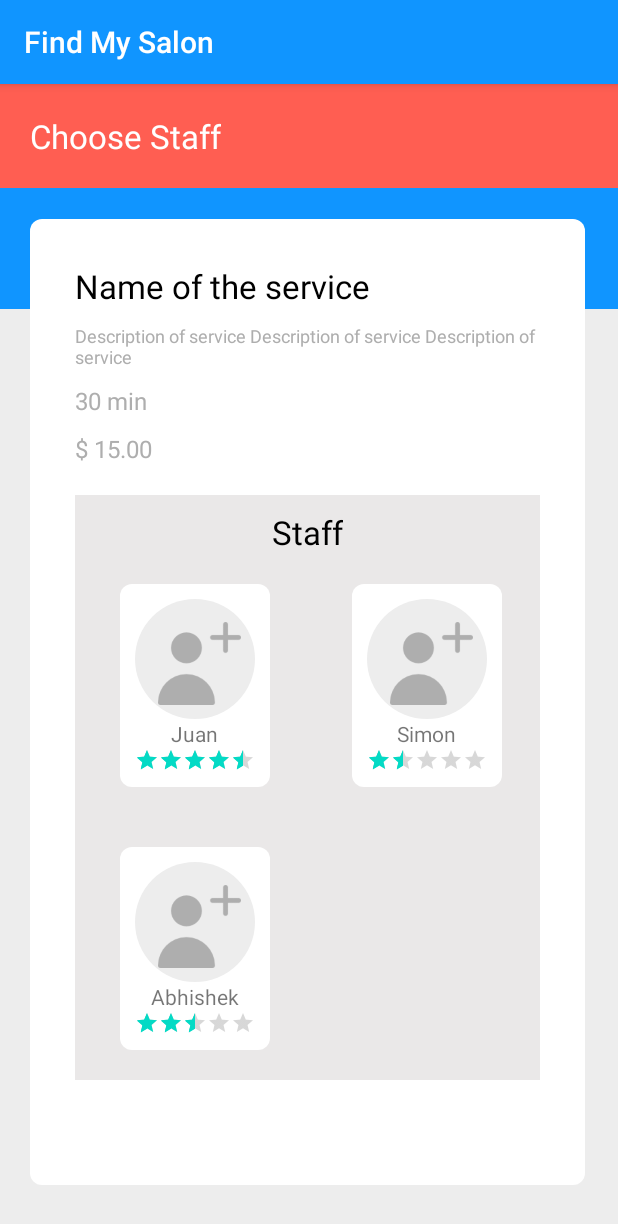
After one commit to jcpriasc724/findmysalon, an Android app: the StaffBookingFragment screen opened through its navigation route, on a phone screen of 412 x 824 dp. The commit adds this screen. Shown: the top 1224 px of the screen. Run offline under Robolectric (Android 15) with nearby library versions, the phone set to English and light mode, and no system bars.

Commit message:
Choose Staff screen
Choose Staff screen

```diff
--- a/FindMySalon/app/build.gradle
+++ b/FindMySalon/app/build.gradle
@@ -33,6 +33,7 @@ dependencies {
     implementation 'androidx.lifecycle:lifecycle-extensions:2.1.0'
     implementation "androidx.recyclerview:recyclerview:1.1.0"
     implementation "androidx.recyclerview:recyclerview-selection:1.1.0-rc01"
+    implementation 'androidx.gridlayout:gridlayout:1.0.0'
     testImplementation 'junit:junit:4.12'
     androidTestImplementation 'androidx.test.ext:junit:1.1.1'
     androidTestImplementation 'androidx.test.espresso:espresso-core:3.2.0'
--- a/FindMySalon/app/src/main/java/com/findmysalon/model/Staff.java
+++ b/FindMySalon/app/src/main/java/com/findmysalon/model/Staff.java
@@ -9,6 +9,7 @@ public class Staff {
     private Category category;
     private String phoneNumber;
     private String email;
+    private float rating;
 
     private Date createdAt;
     private Date updatedAt;
@@ -22,12 +23,25 @@ public class Staff {
         this.email = email;
     }
 
+    public Staff(String name, float rating) {
+        this.name = name;
+        this.rating = rating;
+    }
+
     public Staff(Business business, String name, Category category, String phoneNumber, String email) {
         this.business = business;
         this.name = name;
         this.category = category;
         this.phoneNumber = phoneNumber;
         this.email = email;
+    }
+
+    public float getRating() {
+        return rating;
+    }
+
+    public void setRating(float rating) {
+        this.rating = rating;
     }
 
     public Business getBusiness() {
--- a/FindMySalon/app/src/main/java/com/findmysalon/view/adapters/ServiceByCategoryAdapter.java
+++ b/FindMySalon/app/src/main/java/com/findmysalon/view/adapters/ServiceByCategoryAdapter.java
@@ -7,6 +7,7 @@ import android.view.ViewGroup;
 import android.widget.TextView;
 
 import androidx.annotation.NonNull;
+import androidx.navigation.Navigation;
 import androidx.recyclerview.widget.RecyclerView;
 
 import com.findmysalon.R;
@@ -33,6 +34,12 @@ public class ServiceByCategoryAdapter extends RecyclerView.Adapter<ServiceByCate
     @Override
     public void onBindViewHolder(@NonNull ServiceHolder holder, int position) {
         holder.txtNameService.setText(servicesList.get(position).getNameService());
+        holder.itemView.setOnClickListener(new View.OnClickListener() {
+            @Override
+            public void onClick(View v) {
+                Navigation.findNavController(v).navigate(R.id.nav_staff_booking);
+            }
+        });
     }
 
     @Override
--- /dev/null
+++ b/FindMySalon/app/src/main/java/com/findmysalon/view/adapters/StaffBookingAdapter.java
@@ -0,0 +1,58 @@
+package com.findmysalon.view.adapters;
+
+import android.content.Context;
+import android.view.LayoutInflater;
+import android.view.View;
+import android.view.ViewGroup;
+import android.widget.RatingBar;
+import android.widget.TextView;
+
+import androidx.annotation.NonNull;
+import androidx.recyclerview.widget.RecyclerView;
+
+import com.findmysalon.R;
+import com.findmysalon.model.Staff;
+
+import java.util.ArrayList;
+
+public class StaffBookingAdapter extends RecyclerView.Adapter<StaffBookingAdapter.StaffHolder>{
+
+    Context context;
+    ArrayList<Staff> list;
+
+    public StaffBookingAdapter(Context context, ArrayList<Staff> list) {
+        this.context = context;
+        this.list = list;
+    }
+
+    @NonNull
+    @Override
+    public StaffHolder onCreateViewHolder(@NonNull ViewGroup parent, int viewType) {
+        return new StaffHolder(LayoutInflater.from(context).inflate(R.layout.item_staff_booking, parent, false));
+    }
+
+    @Override
+    public void onBindViewHolder(@NonNull StaffHolder holder, int position) {
+
+        holder.txtNameStaff.setText(list.get(position).getName());
+        holder.rtbStaff.setRating(list.get(position).getRating());
+
+    }
+
+    @Override
+    public int getItemCount() {
+        return list.size();
+    }
+
+    class StaffHolder extends RecyclerView.ViewHolder {
+
+        TextView txtNameStaff;
+        RatingBar rtbStaff;
+
+        public StaffHolder(@NonNull View itemView) {
+            super(itemView);
+            txtNameStaff = (TextView) itemView.findViewById(R.id.txt_name_staff);
+            rtbStaff = (RatingBar) itemView.findViewById(R.id.rtb_staff);
+        }
+    }
+}
--- /dev/null
+++ b/FindMySalon/app/src/main/java/com/findmysalon/view/fragments/StaffBookingFragment.java
@@ -0,0 +1,76 @@
+package com.findmysalon.view.fragments;
+
+import android.os.Bundle;
+import android.view.LayoutInflater;
+import android.view.View;
+import android.view.ViewGroup;
+import android.widget.Button;
+import android.widget.GridLayout;
+import android.widget.RatingBar;
+import android.widget.TextView;
+
+import androidx.annotation.NonNull;
+import androidx.annotation.Nullable;
+import androidx.fragment.app.Fragment;
+import androidx.navigation.Navigation;
+import androidx.recyclerview.widget.GridLayoutManager;
+import androidx.recyclerview.widget.LinearLayoutManager;
+import androidx.recyclerview.widget.RecyclerView;
+
+import com.findmysalon.R;
+import com.findmysalon.model.Staff;
+import com.findmysalon.view.adapters.StaffAdapter;
+import com.findmysalon.view.adapters.StaffBookingAdapter;
+
+import java.util.ArrayList;
+
+public class StaffBookingFragment extends Fragment {
+
+    TextView txtNameStaff;
+    RatingBar rtbStaff;
+
+    RecyclerView recStaff;
+    ArrayList<Staff> list;
+    StaffBookingAdapter staffAdapter;
+
+    @Nullable
+    @Override
+    public View onCreateView(@NonNull LayoutInflater inflater, @Nullable ViewGroup container, @Nullable Bundle savedInstanceState) {
+        View view = inflater.inflate(R.layout.fragment_staff_booking, container, false);
+        //((AppCompatActivity)getActivity()).getSupportActionBar().hide();
+
+        txtNameStaff = view.findViewById(R.id.txt_name_staff);
+        rtbStaff = view.findViewById(R.id.rtb_staff);
+
+        recStaff = view.findViewById(R.id.rec_staff_booking);
+        recStaff.setLayoutManager(new GridLayoutManager(getActivity(), 2));
+
+        list = new ArrayList<Staff>();
+
+        Staff staff1 = new Staff("Juan", 4.5f);
+        Staff staff2 = new Staff("Simon", 1.5f);
+        Staff staff3 = new Staff("Abhishek", 2.5f);
+
+
+        list.add(staff1);
+        list.add(staff2);
+        list.add(staff3);
+
+        staffAdapter = new StaffBookingAdapter(getActivity(), list);
+        recStaff.setAdapter(staffAdapter);
+
+        return view;
+    }
+
+
+    @Override
+    public void onStart() {
+        super.onStart();
+
+
+    }
+
+
+
+
+}
--- /dev/null
+++ b/FindMySalon/app/src/main/res/drawable/bg_item_staff.xml
@@ -0,0 +1,8 @@
+<?xml version="1.0" encoding="utf-8"?>
+<shape xmlns:android="http://schemas.android.com/apk/res/android">
+    <solid
+        android:color="@color/colorGrayMid"/>
+    <corners
+        android:radius="8dp"/>
+
+</shape>
--- /dev/null
+++ b/FindMySalon/app/src/main/res/layout/fragment_staff_booking.xml
@@ -0,0 +1,159 @@
+<?xml version="1.0" encoding="utf-8"?>
+<LinearLayout xmlns:android="http://schemas.android.com/apk/res/android"
+    android:layout_width="match_parent"
+    android:layout_height="match_parent"
+    xmlns:app="http://schemas.android.com/apk/res-auto"
+    android:orientation="vertical"
+    android:background="@color/colorGray">
+
+    <LinearLayout
+        android:layout_width="match_parent"
+        android:layout_height="150dp"
+        android:background="@color/colorSecondary"
+        android:orientation="vertical">
+
+        <LinearLayout
+            android:orientation="horizontal"
+            android:layout_width="match_parent"
+            android:layout_height="wrap_content">
+
+            <LinearLayout
+                android:layout_marginLeft="20dp"
+                android:orientation="vertical"
+                android:layout_width="wrap_content"
+                android:layout_height="wrap_content">
+
+                <TextView
+                    android:layout_width="match_parent"
+                    android:layout_height="wrap_content"
+                    android:text="@string/lbl_choose_staff"
+                    android:textSize="@dimen/text_size_titles"
+                    android:textColor="@color/colorWhite"
+                    android:textAlignment="center"
+                    android:layout_marginTop="20dp"/>
+
+            </LinearLayout>
+
+
+        </LinearLayout>
+
+        <View
+            android:layout_width="match_parent"
+            android:layout_height="wrap_content"
+            android:layout_marginTop="20dp"
+            android:background="@color/colorPrimary"/>
+
+    </LinearLayout>
+
+
+    <ScrollView
+        android:layout_width="match_parent"
+        android:layout_height="match_parent"
+        android:layout_marginTop="-60dp">
+
+        <LinearLayout
+            android:layout_width="wrap_content"
+            android:layout_height="wrap_content"
+            android:layout_marginLeft="20dp"
+            android:layout_marginRight="20dp"
+            android:background="@drawable/bg_item_service"
+            android:gravity="center"
+            android:orientation="vertical">
+
+            <LinearLayout
+                android:id="@+id/form_container"
+                android:layout_width="310dp"
+                android:layout_height="wrap_content"
+                android:layout_marginLeft="30dp"
+                android:layout_marginTop="30dp"
+                android:layout_marginRight="30dp"
+                android:layout_marginBottom="70dp"
+                android:orientation="vertical">
+
+                <LinearLayout
+                    android:layout_width="match_parent"
+                    android:layout_height="wrap_content"
+                    android:orientation="vertical">
+
+                    <TextView
+                        android:id="@+id/txt_name_service"
+                        android:textSize="@dimen/text_size_titles"
+                        android:text="Name of the service"
+                        android:layout_width="wrap_content"
+                        android:textColor="@color/colorBlack"
+                        android:layout_height="wrap_content"/>
+
+                    <TextView
+                        android:id="@+id/txt_description"
+                        android:layout_marginTop="10dp"
+                        android:textSize="@dimen/text_size_small"
+                        android:text="Description of service Description of service Description of service"
+                        android:layout_width="wrap_content"
+                        android:textColor="@color/colorGrayDark"
+                        android:layout_height="wrap_content"/>
+
+                    <TextView
+                        android:id="@+id/txt_duration"
+                        android:layout_marginTop="10dp"
+                        android:textSize="@dimen/text_size"
+                        android:text="30 min"
+                        android:layout_width="wrap_content"
+                        android:textColor="@color/colorGrayDark"
+                        android:layout_height="wrap_content"/>
+
+                    <TextView
+                        android:id="@+id/txt_price"
+                        android:layout_marginTop="10dp"
+                        android:textSize="@dimen/text_size"
+                        android:text="$ 15.00"
+                        android:layout_width="wrap_content"
+                        android:textColor="@color/colorGrayDark"
+                        android:layout_height="wrap_content"/>
+
+                </LinearLayout>
+
+                <LinearLayout
+                    android:layout_width="match_parent"
+                    android:layout_height="wrap_content"
+                    android:layout_marginTop="20dp"
+                    android:orientation="vertical"
+                    android:background="@color/colorGrayMid">
+
+                    <TextView
+                        android:id="@+id/txt_staff"
+                        android:textSize="@dimen/text_size_titles"
+                        android:text="@string/lbl_staff"
+                        android:layout_gravity="center"
+                        android:layout_width="wrap_content"
+                        android:textColor="@color/colorBlack"
+                        android:layout_height="wrap_content"
+                        android:layout_marginTop="10dp"/>
+
+
+
+                </LinearLayout>
+
+                <LinearLayout
+                    android:layout_width="match_parent"
+                    android:layout_height="wrap_content"
+                    android:gravity="center"
+                    android:background="@color/colorGrayMid">
+
+                    <androidx.recyclerview.widget.RecyclerView
+                        android:id="@+id/rec_staff_booking"
+                        android:layout_width="wrap_content"
+                        android:layout_height="wrap_content">
+
+                    </androidx.recyclerview.widget.RecyclerView>
+
+                </LinearLayout>
+
+
+            </LinearLayout>
+        </LinearLayout>
+
+
+    </ScrollView>
+
+
+</LinearLayout>
--- a/FindMySalon/app/src/main/res/layout/item_category.xml
+++ b/FindMySalon/app/src/main/res/layout/item_category.xml
@@ -55,8 +55,8 @@
         android:id="@+id/rec_services_by_category"
         android:layout_width="match_parent"
         android:layout_height="wrap_content"
-        android:layout_marginLeft="16dp"
-        android:layout_marginRight="16dp">
+        android:layout_marginLeft="1dp"
+        android:layout_marginRight="1dp">
 
     </androidx.recyclerview.widget.RecyclerView>
 </LinearLayout>
--- a/FindMySalon/app/src/main/res/layout/item_service_by_category.xml
+++ b/FindMySalon/app/src/main/res/layout/item_service_by_category.xml
@@ -3,8 +3,8 @@
     xmlns:app="http://schemas.android.com/apk/res-auto"
     android:layout_width="match_parent"
     android:layout_height="wrap_content"
-    android:layout_marginBottom="5dp"
-    android:background="@color/colorGrayDark"
+    android:layout_marginBottom="1dp"
+    android:background="@color/colorGrayMid"
     android:orientation="horizontal">
 
     <LinearLayout
@@ -22,8 +22,7 @@
             android:layout_height="wrap_content"
             android:gravity="center"
             android:text="Service"
-            android:textColor="@color/colorWhite"
-            android:textSize="@dimen/text_size_small" />
+            android:textSize="@dimen/text_size" />
 
     </LinearLayout>
 
--- /dev/null
+++ b/FindMySalon/app/src/main/res/layout/item_staff_booking.xml
@@ -0,0 +1,45 @@
+<?xml version="1.0" encoding="utf-8"?>
+<LinearLayout xmlns:android="http://schemas.android.com/apk/res/android"
+    android:layout_width="100dp"
+    android:layout_height="wrap_content"
+    android:layout_gravity="center"
+    android:background="@drawable/bg_item_service"
+    android:gravity="center"
+    android:layout_marginTop="20dp"
+    android:layout_marginBottom="20dp"
+    android:layout_marginRight="30dp"
+    android:layout_marginLeft="30dp"
+    android:orientation="vertical">
+
+    <LinearLayout
+        android:layout_width="80dp"
+        android:layout_height="80dp"
+        android:layout_marginLeft="10dp"
+        android:layout_marginTop="10dp"
+        android:layout_marginRight="10dp"
+        android:background="@drawable/bg_img_circle">
+
+        <ImageView
+            android:id="@+id/img_staff"
+            android:layout_width="55dp"
+            android:layout_height="55dp"
+            android:layout_marginLeft="15dp"
+            android:layout_marginTop="15dp"
+            android:src="@drawable/photos_default"
+            android:tint="@color/colorGrayDark" />
+    </LinearLayout>
+
+    <TextView
+        android:id="@+id/txt_name_staff"
+        android:layout_width="wrap_content"
+        android:layout_height="wrap_content"
+        android:text="@string/lbl_first_name" />
+
+    <RatingBar
+        android:id="@+id/rtb_staff"
+        style="@style/Widget.AppCompat.RatingBar.Small"
+        android:layout_width="wrap_content"
+        android:layout_height="wrap_content"
+        android:layout_marginBottom="10dp" />
+
+</LinearLayout>
--- a/FindMySalon/app/src/main/res/navigation/cusmtomer_nav.xml
+++ b/FindMySalon/app/src/main/res/navigation/cusmtomer_nav.xml
@@ -29,10 +29,10 @@
         android:label="@string/sign_up"
         tools:layout="@layout/fragment_list_services_by_category" />
 
-<!--    <fragment-->
-<!--        android:id="@+id/nav_reg_business_staff"-->
-<!--        android:name="com.findmysalon.view.fragments.StaffFragment"-->
-<!--        android:label="@string/sign_up"-->
-<!--        tools:layout="@layout/fragment_list_staff" />-->
+    <fragment
+        android:id="@+id/nav_staff_booking"
+        android:name="com.findmysalon.view.fragments.StaffBookingFragment"
+        android:label="@string/sign_up"
+        tools:layout="@layout/fragment_staff_booking" />
 
 </navigation>
--- a/FindMySalon/app/src/main/res/values/colors.xml
+++ b/FindMySalon/app/src/main/res/values/colors.xml
@@ -6,6 +6,7 @@
     <color name="colorBlack">#000000</color>
     <color name="colorWhite">#FFFFFF</color>
     <color name="colorGray">#EDEDED</color>
+    <color name="colorGrayMid">#EAE8E8</color>
     <color name="colorGrayDark">#AEAEAE</color>
 
     <color name="colorAccent">#03DAC5</color>
--- a/FindMySalon/app/src/main/res/values/strings.xml
+++ b/FindMySalon/app/src/main/res/values/strings.xml
@@ -28,6 +28,7 @@
     <string name="lbl_barbershop">Barbershop</string>
     <string name="lbl_current_location">Current Location</string>
     <string name="lbl_filter_services">Key word</string>
+    <string name="lbl_choose_staff">Choose Staff</string>
     <string name="lbl_"></string>
 
 
```
